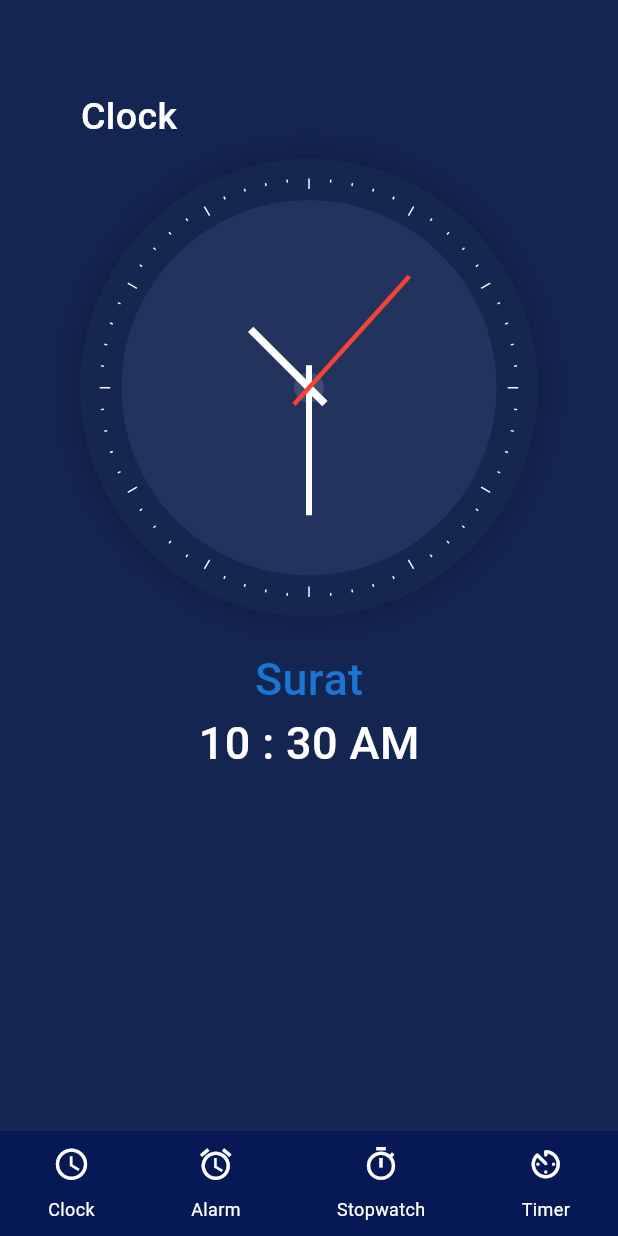
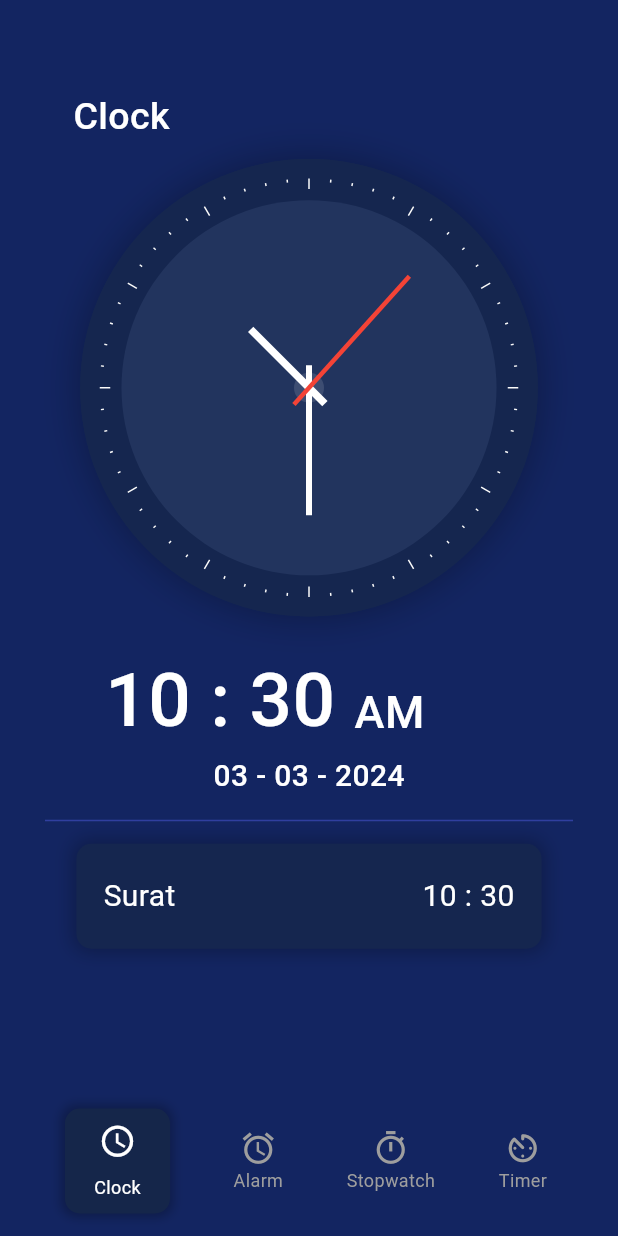
Before and after one commit to Aksharpatel06/clock_app, a Flutter app: the screen it shows after launch, on a phone screen of 412 x 824 dp. Run offline on Flutter 3.47's test engine with Material 3 defaults, Android fonts, the phone set to English and light mode, and no system bars.

Commit message:
03-03-2006

```diff
--- a/lib/main.dart
+++ b/lib/main.dart
@@ -1,4 +1,6 @@
 import 'package:clock_app/view/screen/homescreen.dart';
+import 'package:clock_app/view/screen/stopwatch.dart';
+import 'package:clock_app/view/screen/timer.dart';
 import 'package:flutter/material.dart';
 
 void main() {
@@ -13,8 +15,11 @@ class MyApp extends StatelessWidget {
   Widget build(BuildContext context) {
     return MaterialApp(
       debugShowCheckedModeBanner: false,
+      initialRoute: '/',
       routes: {
         '/':(context)=>homescreen(),
+        '/stop':(context)=>stopwatch(),
+        '/timer':(context)=>timer(),
       },
     );
   }
--- a/lib/view/screen/homescreen.dart
+++ b/lib/view/screen/homescreen.dart
@@ -1,6 +1,8 @@
 import 'dart:async';
 import 'dart:math';
 
+import 'package:clock_app/view/screen/stopwatch.dart';
+import 'package:clock_app/view/screen/timer.dart';
 import 'package:flutter/material.dart';
 
 class homescreen extends StatefulWidget {
@@ -15,47 +17,24 @@ DateTime datetime = DateTime.now();
 class _homescreenState extends State<homescreen> {
   @override
   Widget build(BuildContext context) {
-    Timer.periodic(Duration(seconds: 1), (timer) {
+    Timer.periodic(const Duration(seconds: 1), (timer) {
       setState(() {
         datetime = DateTime.now();
       });
     });
     return Scaffold(
-      backgroundColor: Color(0xff152552),
+      backgroundColor: const Color(0xff132561),
       body: Column(
         children: [
           Expanded(
             child: Column(
               mainAxisAlignment: MainAxisAlignment.start,
               children: [
-                SizedBox(
-                  height: 50,
+                const SizedBox(
+                  height: 60,
                 ),
-                // Row(
-                //   mainAxisAlignment: MainAxisAlignment.spaceAround,
-                //   children: [
-                //     Padding(
-                //       padding: const EdgeInsets.only(right: 180.0),
-                //       child: Text(
-                //         'Edit',
-                //         style: TextStyle(
-                //             color: Colors.blue.shade700,
-                //             fontSize: 15,
-                //             fontWeight: FontWeight.w500),
-                //       ),
-                //     ),
-                //     Icon(
-                //       Icons.add,
-                //       color: Colors.white,
-                //       size: 30,
-                //     )
-                //   ],
-                // ),
-                SizedBox(
-                  height: 10,
-                ),
-                Padding(
-                  padding: const EdgeInsets.only(right: 240.0),
+                const Padding(
+                  padding: EdgeInsets.only(right: 250.0),
                   child: Text(
                     'Clock',
                     style: TextStyle(
@@ -64,14 +43,14 @@ class _homescreenState extends State<homescreen> {
                         fontWeight: FontWeight.w500),
                   ),
                 ),
-                SizedBox(
+                const SizedBox(
                   height: 10,
                 ),
                 Center(
                   child: Container(
                     height: 305,
                     width: 305,
-                    decoration: BoxDecoration(
+                    decoration: const BoxDecoration(
                         shape: BoxShape.circle,
                         color: Color(0xff15264f),
                         boxShadow: [
@@ -84,7 +63,7 @@ class _homescreenState extends State<homescreen> {
                     child: Container(
                         height: 300,
                         width: 300,
-                        decoration: BoxDecoration(
+                        decoration: const BoxDecoration(
                           shape: BoxShape.circle,
                           color: Color(0xff15264f),
                         ),
@@ -114,14 +93,14 @@ class _homescreenState extends State<homescreen> {
                               child: Container(
                                 height: 250,
                                 width: 250,
-                                decoration: BoxDecoration(
+                                decoration: const BoxDecoration(
                                   shape: BoxShape.circle,
                                   color: Color(0xff22345E),
                                 ),
                                 alignment: Alignment.center,
                                 child: Stack(
                                   children: [
-                                    Center(
+                                    const Center(
                                         child: CircleAvatar(
                                       radius: 10,
                                       backgroundColor: Colors.white12,
@@ -129,7 +108,7 @@ class _homescreenState extends State<homescreen> {
                                     Center(
                                       child: Transform.rotate(
                                         angle: datetime.minute * 6 * pi / 180,
-                                        child: VerticalDivider(
+                                        child: const VerticalDivider(
                                           color: Colors.white,
                                           thickness: 4,
                                           indent: 40,
@@ -141,7 +120,7 @@ class _homescreenState extends State<homescreen> {
                                       child: Transform.rotate(
                                         angle: (datetime.hour * (30) * pi / 180) +
                                             ((6 * pi / 180) * (datetime.minute / 12)),
-                                        child: VerticalDivider(
+                                        child: const VerticalDivider(
                                           color: Colors.white,
                                           thickness: 5,
                                           indent: 70,
@@ -152,7 +131,7 @@ class _homescreenState extends State<homescreen> {
                                     Center(
                                       child: Transform.rotate(
                                         angle: datetime.second * 6 * pi / 180,
-                                        child: VerticalDivider(
+                                        child: const VerticalDivider(
                                           color: Colors.red,
                                           thickness: 3,
                                           indent: 25,
@@ -168,58 +147,135 @@ class _homescreenState extends State<homescreen> {
                         )),
                   ),
                 ),
-                SizedBox(
+                const SizedBox(
                   height: 20,
                 ),
+                Padding(
+                  padding: const EdgeInsets.only(left: 70.0),
+                  child: Row(
+                    children: [
                       Text(
-                  'Surat',
-                  style: TextStyle(
-                      color: Colors.blue.shade700,
-                      fontSize: 30,
-                      fontWeight: FontWeight.w500),
+                        '${(datetime.hour > 12) ? ((datetime.hour%12) > 9)? datetime.hour % 12:('0${datetime.hour % 12}'): datetime.hour} : ${(datetime.minute>9)?datetime.minute:('0${datetime.minute}')} ',
+                        style: const TextStyle(
+                            color: Colors.white, fontSize: 50, fontWeight: FontWeight.w500),
+                      ),
+                      Padding(
+                        padding: const EdgeInsets.only(top: 15.0),
+                        child: Text(
+                          '${(datetime.hour >= 12) ? 'PM' : 'AM'}',
+                          style: const TextStyle(
+                              color: Colors.white, fontSize: 30, fontWeight: FontWeight.w500),
+                        ),
+                      ),
+                    ],
+                  ),
                 ),
                 Text(
-                  '${(datetime.hour > 12) ? (datetime.hour >= 9)?(datetime.hour % 12) :datetime.hour: datetime.hour} : ${datetime.minute} ${(datetime.hour >= 12) ? 'PM' : 'AM'}',
-                  style: TextStyle(
-                      color: Colors.white, fontSize: 30, fontWeight: FontWeight.w500),
+                  '${(datetime.day > 9)? datetime.day:('0${datetime.day}')} - ${(datetime.month>9)?datetime.month:('0${datetime.month}')} - ${datetime.year}',
+                  style: const TextStyle(
+                      color: Colors.white, fontSize: 20, fontWeight: FontWeight.w500),
+                ),
+                const SizedBox(height: 15,),
+                Divider(color: Colors.indigo.shade700,thickness: 1,height: 0.5,indent: 30,endIndent:30,),
+                const SizedBox(height: 15,),
+                Container(
+                  height:70,
+                  width: 310,
+                  decoration: BoxDecoration(
+                    borderRadius: BorderRadius.circular(10),
+                     color: const Color(0xff15264f),
+                      boxShadow: [
+                        const BoxShadow(
+                          color: Colors.black26,
+                          blurRadius: 10,
+                          spreadRadius: 2,
+                        )
+                      ]
+                  ),
+                  child: Row(
+                    mainAxisAlignment: MainAxisAlignment.spaceBetween,
+                    children: [
+                      const Padding(
+                        padding: EdgeInsets.only(left: 18.0),
+                        child: Text('Surat',style:TextStyle(fontSize: 20,color: Colors.white)),
+                      ),
+                      Padding(
+                        padding: const EdgeInsets.only(right: 18.0),
+                        child: Text('${(datetime.hour > 12) ? ((datetime.hour%12) > 9)? datetime.hour % 12:('0${datetime.hour % 12}'): datetime.hour} : ${(datetime.minute>9)?datetime.minute:('0${datetime.minute}')}',style:const TextStyle(fontSize: 20,color: Colors.white) ,),
+                      )
+                    ],
+                  ),
                 ),
               ],
             ),
           ),
           Container(
+            height: 100,
+            // color: Color(0xff071954),
+            child: Row(
+              mainAxisAlignment: MainAxisAlignment.spaceBetween,
+              children: [
+                const SizedBox(width: 1,),
+                Container(
                   height: 70,
-            color: Color(0xff071954),
-            child: Row(
-              mainAxisAlignment: MainAxisAlignment.spaceAround,
-              children: [
-                Column(
+                  width: 70,
+                  decoration: BoxDecoration(
+                    color: const Color(0xff15264a),
+                      borderRadius: BorderRadius.circular(10),
+                      boxShadow: [
+                        const BoxShadow(
+                          color: Colors.black26,
+                          blurRadius: 5,
+                          spreadRadius: 2,
+                        )
+                      ]
+                  ),
+                  child: const Column(
                     mainAxisAlignment: MainAxisAlignment.spaceEvenly,
                     children: [
                       Icon(Icons.schedule,size: 25,color: Colors.white,),
                       Text('Clock',style: TextStyle(color: Colors.white,fontSize: 12),)
                     ],
                   ),
-                Column(
-                  mainAxisAlignment: MainAxisAlignment.spaceEvenly,
+                ),
+                const Column(
+                  mainAxisAlignment: MainAxisAlignment.center,
                   children: [
-                    Icon(Icons.access_alarm,size: 25,color: Colors.white,),
-                    Text('Alarm',style: TextStyle(color: Colors.white,fontSize: 12),)
+                    Icon(Icons.access_alarm,size: 25,color: Colors.grey,),
+                    Text('Alarm',style: TextStyle(color: Colors.grey,fontSize: 12),)
                   ],
                 ),
-                Column(
-                  mainAxisAlignment: MainAxisAlignment.spaceEvenly,
+                InkWell(
+                  onTap: () {
+                    setState(() {
+                      Navigator.of(context).push(MaterialPageRoute(builder: (context) => stopwatch(),));
+                    });
+                  },
+                  child: Column(
+                    mainAxisAlignment: MainAxisAlignment.center,
                     children: [
-                    Icon(Icons.timer_sharp,size: 25,color: Colors.white,),
-                    Text('Stopwatch',style: TextStyle(color: Colors.white,fontSize: 12),)
+                      Icon(Icons.timer_sharp,size: 25,color: Colors.grey,),
+                      Text('Stopwatch',style: TextStyle(color: Colors.grey,fontSize: 12),)
                     ],
                   ),
-                Column(
-                  mainAxisAlignment: MainAxisAlignment.spaceEvenly,
+                ),
+                InkWell(
+                  onTap: () {
+                    setState(() {
+                      Navigator.of(context).push(MaterialPageRoute(
+                        builder: (context) => timer(),
+                      ));
+                    });
+                  },
+                  child: const Column(
+                    mainAxisAlignment: MainAxisAlignment.center,
                     children: [
-                    Icon(Icons.av_timer_rounded,size: 25,color: Colors.white,),
-                    Text('Timer',style: TextStyle(color: Colors.white,fontSize: 12),)
+                      Icon(Icons.av_timer_rounded,size: 25,color:Colors.grey,),
+                      Text('Timer',style: TextStyle(color: Colors.grey,fontSize: 12),)
                     ],
                   ),
+                ),
+                const SizedBox(width: 5,),
               ],
             ),
           )
```
Also changed, not shown: lib/view/screen/stopwatch.dart (added, +274 -0 lines), lib/view/screen/timer.dart (added, +283 -0 lines), Screenshot_20240303_180200.png (added), Screenshot_20240303_180215.png (added), Screenshot_20240303_180304.png (added), Screenshot_20240303_180730.png (added), Screenshot_20240303_180753.png (added). Lines whose indentation alone changed are shown as unchanged.
